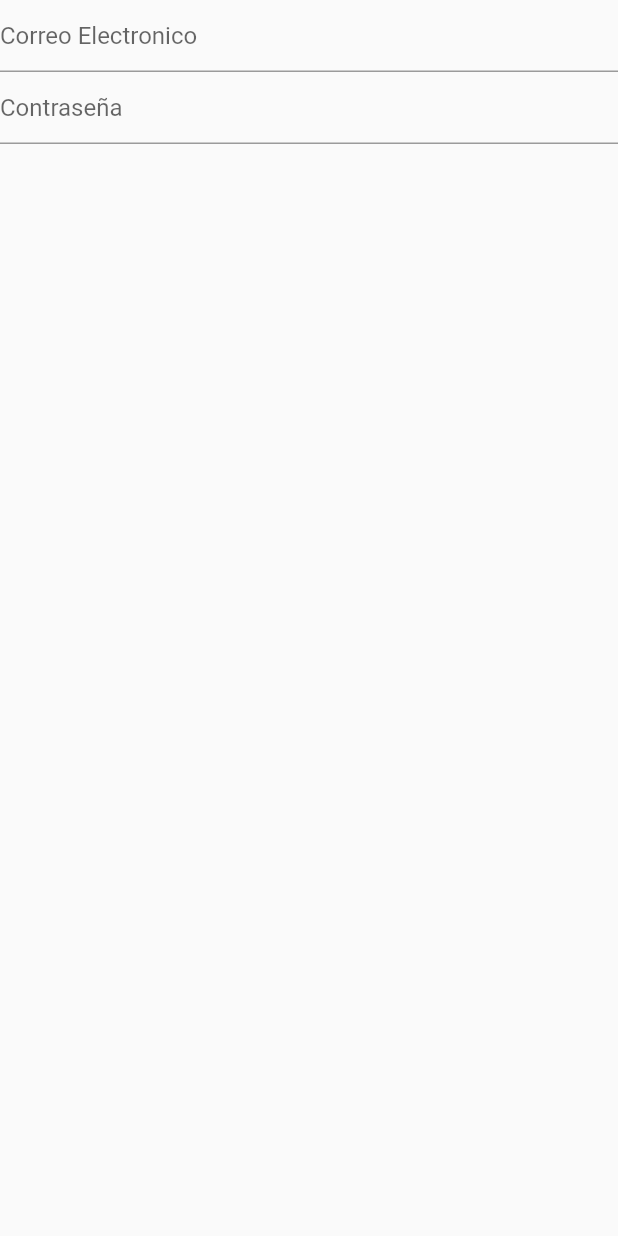
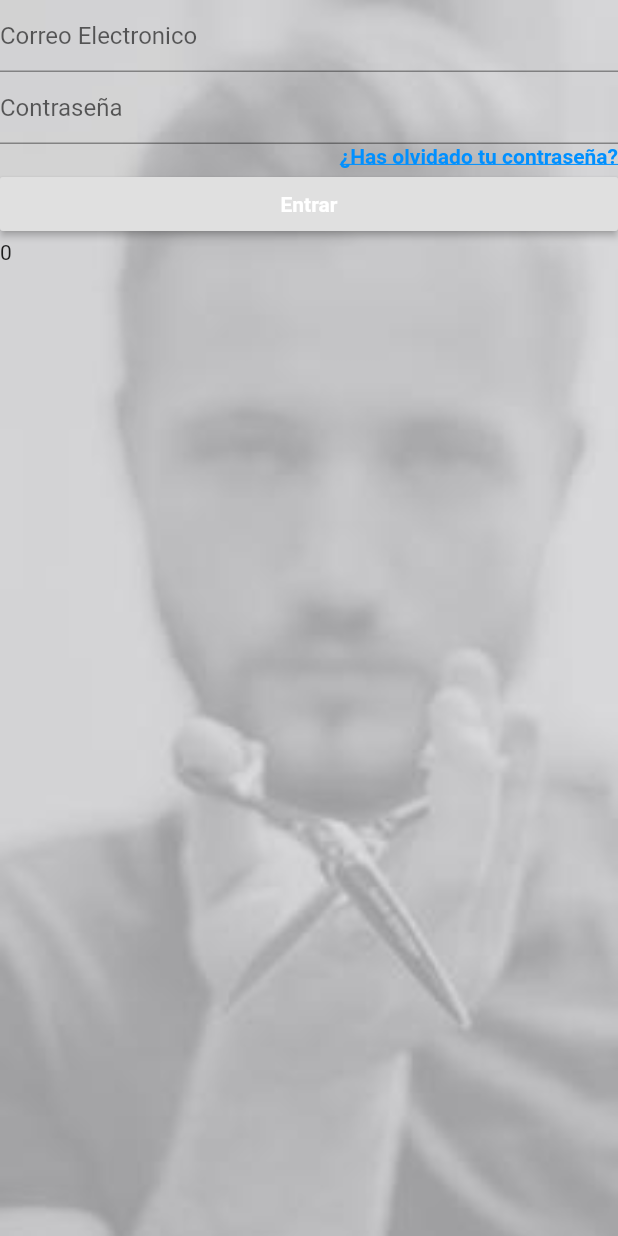
Before and after one commit to Canarygo1/cutHair, a Flutter app: the screen it shows after launch, on a phone screen of 412 x 824 dp. Run offline on Flutter 3.47's test engine with Material 2 defaults, Android fonts, the phone set to English and light mode, and no system bars.

Commit message:
login prueba

```diff
--- a/lib/login.dart
+++ b/lib/login.dart
@@ -1,4 +1,5 @@
 import 'package:flutter/material.dart';
+import 'package:flutter/widgets.dart';
 
 class login extends StatelessWidget {
 
@@ -25,15 +26,99 @@ class login extends StatelessWidget {
     );
   }
 
+  Widget TextForgetPassword(){
+    return Container(
+      padding: EdgeInsets.fromLTRB(0.0, 0.0, 0.0, 0.0),
+      child: GestureDetector(
+        onTap: (){
+
+        },
+        child: Text(
+          '¿Has olvidado tu contraseña?',
+          textAlign: TextAlign.right,
+          style: TextStyle(
+            color: Color.fromRGBO(0, 144, 255, 1),
+            fontWeight: FontWeight.bold,
+            decoration: TextDecoration.underline,
+            decorationColor: Color.fromRGBO(0, 144, 255, 1),
+          ),
+        ),
+      )
+    );
+  }
+
+  Widget buttonLoginIn(){
+    return Container(
+      padding: const EdgeInsets.fromLTRB(0.0, 0.0, 0.0, 0.0),
+      child: RaisedButton(
+        child: Text(
+          'Entrar',
+          style: TextStyle(
+            color: Colors.white,
+            fontWeight: FontWeight.bold,
+          ),
+        ),
+        onPressed: (){
+
+        },
+      ),
+    );
+  }
+
+  Widget TextRegister(){
+    return Container(
+      padding: EdgeInsets.fromLTRB(0.0, 0.0, 0.0, 0.0),
+        child: GestureDetector(
+          onTap: (){
+
+          },
+          child: Text(
+            'Registrarse',
+            textAlign: TextAlign.right,
+            style: TextStyle(
+              color: Color.fromRGBO(0, 144, 255, 1),
+              fontWeight: FontWeight.bold,
+              decoration: TextDecoration.underline,
+              decorationColor: Color.fromRGBO(0, 144, 255, 1),
+            ),
+          ),
+        )
+    );
+  }
+
+  Widget lineDivisor(){
+    return Container(
+      padding: EdgeInsets.fromLTRB(0.0, 0.0, 0.0, 0.0),
+      child: Row(
+        children: [
+          Divider(),
+          Text(
+              '0'
+          ),
+          Divider(),
+        ],
+      ),
+    );
+  }
+
   @override
   Widget build(BuildContext context) {
     return Scaffold(
       body: Container(
-
+        decoration: BoxDecoration(
+          image: DecorationImage(
+            image: ExactAssetImage('assets/images/Login_6.jpg'),
+            fit: BoxFit.cover,
+          ),
+        ),
         child: ListView(
           children: <Widget>[
             emailTextField(),
             passWordTextField(),
+            TextForgetPassword(),
+            buttonLoginIn(),
+            lineDivisor(),
+
           ],
         ),
       ),
--- a/pubspec.yaml
+++ b/pubspec.yaml
@@ -10,10 +10,6 @@ environment:
 dependencies:
   flutter:
     sdk: flutter
-  meta: ^1.1.8
-  firebase_core: ^0.4.3+2
-  firebase_auth: ^0.15.3+1
-  flutter_auth_buttons: ^0.6.0
 
 
   cupertino_icons: ^0.1.2
@@ -21,7 +17,6 @@ dependencies:
 dev_dependencies:
   flutter_test:
     sdk: flutter
-  google_sign_in: ^4.1.1
 
 
 flutter:
```
Also changed, not shown: assets/images/Login_6.jpg (added), pubspec.lock, 2 other files.
